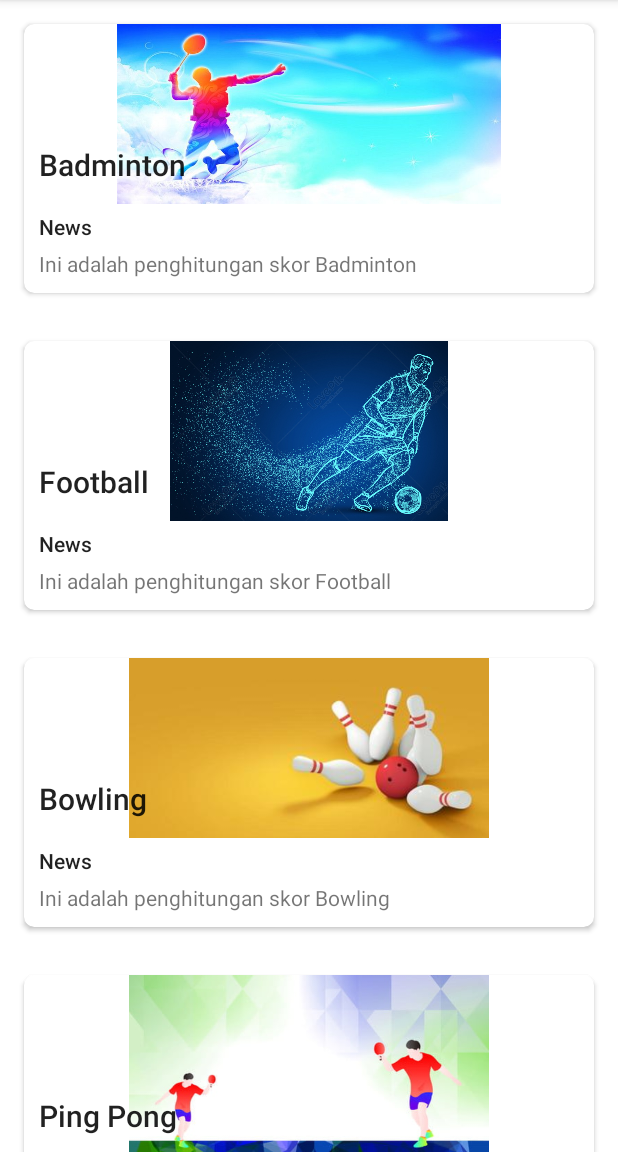
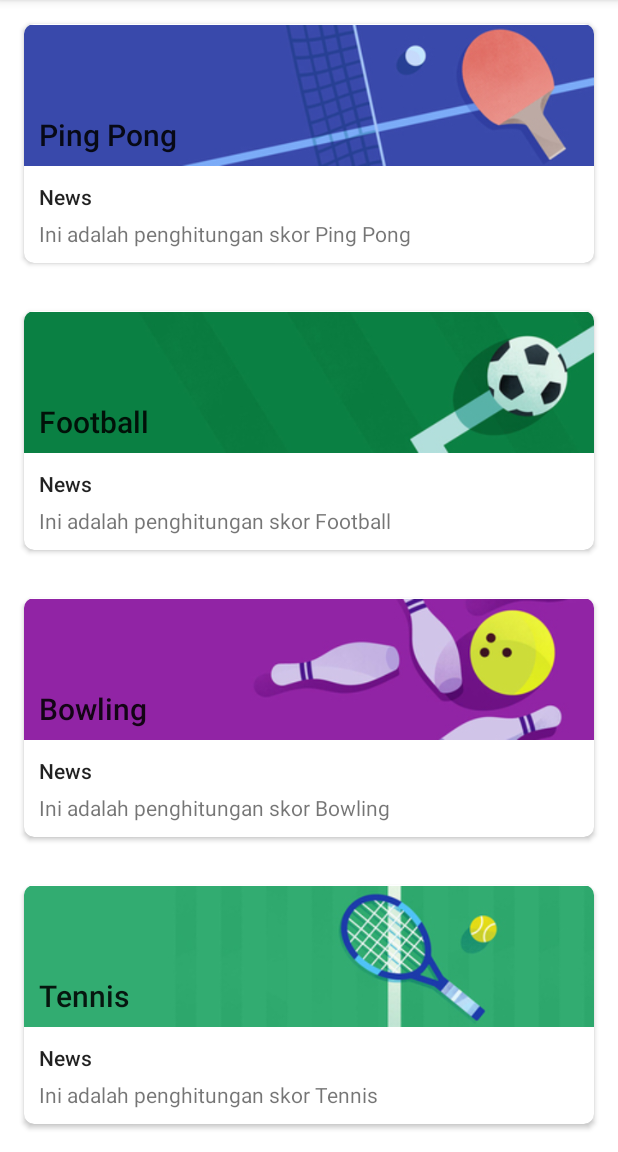
Before and after one commit to dvlboo/android-project, an Android app: the screen it shows after launch (MainActivity), on a phone screen of 412 x 824 dp, the part 84-1236 px from its top. Run offline under Robolectric (Android 15) with nearby library versions, the phone set to English and light mode, and no system bars.

Commit message:
intent : update layout

```diff
--- a/ScoreSet/app/build.gradle
+++ b/ScoreSet/app/build.gradle
@@ -30,6 +30,10 @@ android {
 
 dependencies {
 
+    // Card View Dependencies
+    implementation("androidx.cardview:cardview:1.0.0")
+
+    // Original Dependencies
     implementation 'androidx.appcompat:appcompat:1.6.1'
     implementation 'com.google.android.material:material:1.9.0'
     implementation 'androidx.constraintlayout:constraintlayout:2.1.4'
--- a/ScoreSet/app/src/main/AndroidManifest.xml
+++ b/ScoreSet/app/src/main/AndroidManifest.xml
@@ -12,7 +12,10 @@
         android:theme="@style/Theme.ScoreSetAplication"
         tools:targetApi="31">
         <activity
-            android:name=".BadmintonScore"
+            android:name=".ScoreFootballActivity"
+            android:exported="false" />
+        <activity
+            android:name=".ScorePingpongActivity"
             android:exported="false" />
         <activity
             android:name=".FootballScore"
--- a/ScoreSet/app/src/main/java/com/example/scoresetaplication/MyItem.java
+++ b/ScoreSet/app/src/main/java/com/example/scoresetaplication/MyItem.java
@@ -3,16 +3,19 @@ package com.example.scoresetaplication;
 public class MyItem {
 
     static int[] imageList = {
-            R.drawable.badminton, R.drawable.football, R.drawable.bowling, R.drawable.pingpong
+            R.drawable.pingpong,
+            R.drawable.football,
+            R.drawable.bowling,
+            R.drawable.tennis
     };
 
     static String[] TitleList = {
-            "Badminton", "Football", "Bowling", "Ping Pong"
+            "Ping Pong", "Football", "Bowling", "Tennis"
     };
 
     static  String[] DescList = {
-            "Ini adalah penghitungan skor Badminton", "Ini adalah penghitungan skor Football",
-            "Ini adalah penghitungan skor Bowling", "Ini adalah penghitungan skor Ping Pong"
+            "Ini adalah penghitungan skor Ping Pong", "Ini adalah penghitungan skor Football",
+            "Ini adalah penghitungan skor Bowling", "Ini adalah penghitungan skor Tennis"
     };
 
 }
--- a/ScoreSet/app/src/main/java/com/example/scoresetaplication/RvAdapter.java
+++ b/ScoreSet/app/src/main/java/com/example/scoresetaplication/RvAdapter.java
@@ -1,16 +1,17 @@
 package com.example.scoresetaplication;
 
 import android.content.Context;
+import android.content.Intent;
 import android.view.LayoutInflater;
 import android.view.View;
 import android.view.ViewGroup;
 import android.widget.ImageView;
-import android.widget.LinearLayout;
 import android.widget.TextView;
 import android.widget.Toast;
 
 import androidx.annotation.NonNull;
 import androidx.appcompat.widget.LinearLayoutCompat;
+import androidx.cardview.widget.CardView;
 import androidx.recyclerview.widget.RecyclerView;
 
 import java.util.ArrayList;
@@ -29,7 +30,7 @@ public class RvAdapter extends RecyclerView.Adapter<RvAdapter.ViewHolder> {
     }
 
     @Override
-    public void onBindViewHolder(@NonNull RvAdapter.ViewHolder holder, int position) {
+    public void onBindViewHolder(@NonNull ViewHolder holder, int position) {
 
         ImageView ivImage = holder.ivImage;
         TextView txtJudul = holder.txtJudul;
@@ -39,8 +40,14 @@ public class RvAdapter extends RecyclerView.Adapter<RvAdapter.ViewHolder> {
         txtJudul.setText(dataItem.get(position).getTitle());
         txtDesc.setText(dataItem.get(position).getDesc());
 
-        holder.parentLayout.setOnClickListener(view -> {
-            Toast.makeText(context,"Anda memilih" + dataItem.get(position).getTitle() , Toast.LENGTH_SHORT).show();
+        holder.cvSports.setOnClickListener(view -> {
+            Toast.makeText(context,"Anda memilih " + dataItem.get(position).getTitle() , Toast.LENGTH_SHORT).show();
+
+            if (dataItem.get(position).getTitle().equals("Tennis")){
+                context.startActivity(new Intent(context, ScorePingpongActivity.class));
+            }if (dataItem.get(position).getTitle().equals("Football")){
+                context.startActivity(new Intent(context, ScoreFootballActivity.class));
+            }
         });
 
     }
@@ -55,6 +62,7 @@ public class RvAdapter extends RecyclerView.Adapter<RvAdapter.ViewHolder> {
         ImageView ivImage;
         TextView txtJudul, txtDesc;
         LinearLayoutCompat parentLayout;
+        CardView cvSports;
         public ViewHolder(@NonNull View itemView) {
             super(itemView);
 
@@ -62,8 +70,9 @@ public class RvAdapter extends RecyclerView.Adapter<RvAdapter.ViewHolder> {
             txtJudul = itemView.findViewById(R.id.tv_Title);
             txtDesc = itemView.findViewById(R.id.tv_Description);
             parentLayout = itemView.findViewById(R.id.parentLayout);
+            cvSports = itemView.findViewById(R.id.cv_CardSports);
+        }
 
-        }
     }
 
     RvAdapter(Context context, ArrayList<ItemModel> dataItem) {
--- /dev/null
+++ b/ScoreSet/app/src/main/res/drawable/add_vector.xml
@@ -0,0 +1,5 @@
+<vector android:height="24dp" android:tint="#000000"
+    android:viewportHeight="24" android:viewportWidth="24"
+    android:width="24dp" xmlns:android="http://schemas.android.com/apk/res/android">
+    <path android:fillColor="@android:color/white" android:pathData="M19,13h-6v6h-2v-6H5v-2h6V5h2v6h6v2z"/>
+</vector>
--- /dev/null
+++ b/ScoreSet/app/src/main/res/drawable/min_vector.xml
@@ -0,0 +1,5 @@
+<vector android:height="24dp" android:tint="#000000"
+    android:viewportHeight="24" android:viewportWidth="24"
+    android:width="24dp" xmlns:android="http://schemas.android.com/apk/res/android">
+    <path android:fillColor="@android:color/white" android:pathData="M19,13H5v-2h14v2z"/>
+</vector>
--- /dev/null
+++ b/ScoreSet/app/src/main/res/drawable/repeat_vector.xml
@@ -0,0 +1,5 @@
+<vector android:height="24dp" android:tint="#000000"
+    android:viewportHeight="24" android:viewportWidth="24"
+    android:width="24dp" xmlns:android="http://schemas.android.com/apk/res/android">
+    <path android:fillColor="@android:color/white" android:pathData="M12,5V1L7,6l5,5V7c3.31,0 6,2.69 6,6s-2.69,6 -6,6 -6,-2.69 -6,-6H4c0,4.42 3.58,8 8,8s8,-3.58 8,-8 -3.58,-8 -8,-8z"/>
+</vector>
--- a/ScoreSet/app/src/main/res/layout/list_score.xml
+++ b/ScoreSet/app/src/main/res/layout/list_score.xml
@@ -1,5 +1,6 @@
 <?xml version="1.0" encoding="utf-8"?>
 <androidx.appcompat.widget.LinearLayoutCompat xmlns:android="http://schemas.android.com/apk/res/android"
+    xmlns:tools="http://schemas.android.com/tools"
     android:layout_width="match_parent"
     xmlns:app="http://schemas.android.com/apk/res-auto"
     android:orientation="vertical"
@@ -7,31 +8,36 @@
     android:id="@+id/parentLayout">
 
     <androidx.cardview.widget.CardView
+        android:id="@+id/cv_CardSports"
         android:layout_width="match_parent"
         android:layout_height="wrap_content"
         android:layout_margin="16dp"
-        app:cardCornerRadius="10px">
+        app:cardCornerRadius="10px"
+        android:foreground="?attr/selectableItemBackground"
+        android:clickable="true">
 
         <ImageView
             android:id="@+id/iv_BgSport"
             android:layout_width="match_parent"
-            android:layout_height="120dp"
-            android:src="@drawable/badminton"
+            android:layout_height="95dp"
+            android:src="@drawable/tennis"
+            android:elevation="1dp"
             />
         <TextView
             android:id="@+id/tv_Title"
             android:layout_width="match_parent"
             android:layout_height="wrap_content"
-            android:text="Badminton"
-            android:layout_marginTop="80dp"
+            android:text="Sports Name"
+            android:layout_marginTop="60dp"
             android:layout_marginStart="10dp"
             android:layout_marginEnd="10dp"
+            android:elevation="2dp"
             android:textAppearance="@style/TextAppearance.AppCompat.Title"/>
 
         <TextView
             android:layout_width="match_parent"
             android:layout_height="wrap_content"
-            android:layout_marginTop="125dp"
+            android:layout_marginTop="105dp"
             android:layout_marginStart="10dp"
             android:layout_marginEnd="10dp"
             android:text="News"
@@ -41,7 +47,7 @@
             android:id="@+id/tv_Description"
             android:layout_width="match_parent"
             android:layout_height="wrap_content"
-            android:layout_marginTop="150dp"
+            android:layout_marginTop="130dp"
             android:text="Ini adalah penghitungan skor Badminton"
             android:layout_marginStart="10dp"
             android:layout_marginEnd="10dp"
```
Also changed, not shown: ScoreSet/app/src/main/java/com/example/scoresetaplication/ScoreFootballActivity.java (added, +15 -0 lines), ScoreSet/app/src/main/java/com/example/scoresetaplication/ScorePingpongActivity.java (added, +14 -0 lines), ScoreSet/app/src/main/res/drawable/button_background.xml (added, +8 -0 lines), ScoreSet/app/src/main/res/layout/activity_score_football.xml (added, +12 -0 lines), ScoreSet/app/src/main/res/layout/activity_score_pingpong.xml (added, +295 -0 lines), ScoreSet/app/src/main/res/drawable/badminton.jpg (deleted), ScoreSet/app/src/main/res/drawable/bowling.jpg, ScoreSet/app/src/main/res/drawable/football.jpg, ScoreSet/app/src/main/res/drawable/pingpong.jpg, ScoreSet/app/src/main/res/drawable/tennis.jpg (added).
